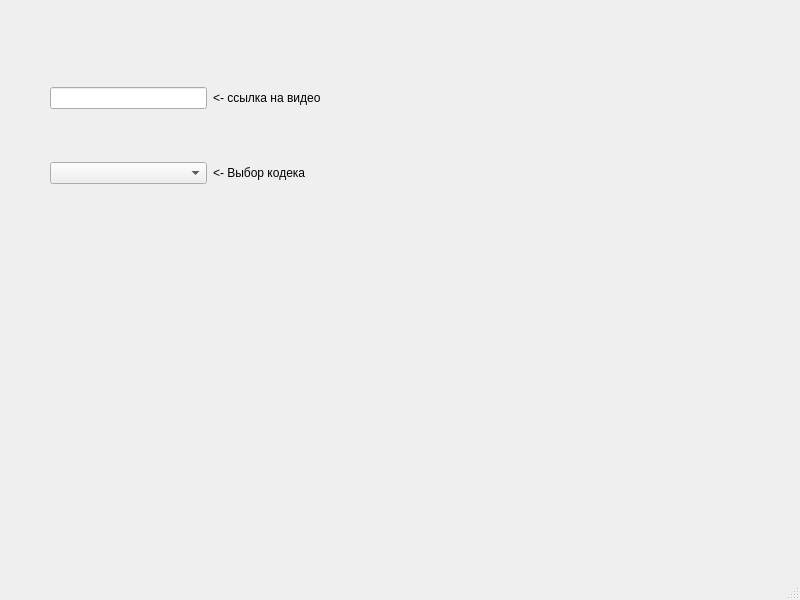
This is downloader.ui in kirka00/simple_downloader as Qt 5 draws it before an edit. The edited form follows.
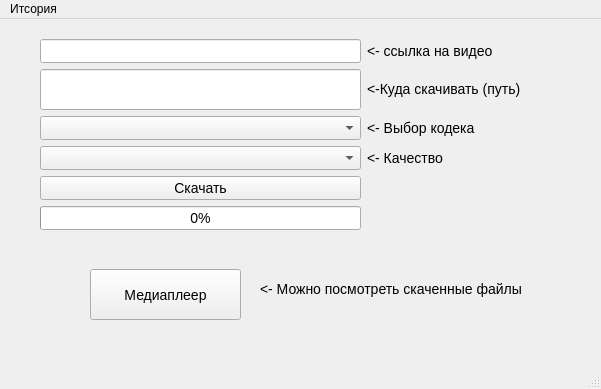
This is the edited form.

Diff of the .ui file:
```diff
--- a/downloader.ui
+++ b/downloader.ui
@@ -6,24 +6,74 @@
    <rect>
     <x>0</x>
     <y>0</y>
-    <width>800</width>
-    <height>600</height>
+    <width>601</width>
+    <height>389</height>
    </rect>
   </property>
   <property name="windowTitle">
    <string>MainWindow</string>
   </property>
+  <property name="styleSheet">
+   <string notr="true"/>
+  </property>
   <widget class="QWidget" name="centralwidget">
+   <property name="sizePolicy">
+    <sizepolicy hsizetype="Preferred" vsizetype="Preferred">
+     <horstretch>0</horstretch>
+     <verstretch>0</verstretch>
+    </sizepolicy>
+   </property>
+   <property name="styleSheet">
+    <string notr="true">font-size: 14px</string>
+   </property>
    <widget class="QWidget" name="gridLayoutWidget">
     <property name="geometry">
      <rect>
-      <x>50</x>
-      <y>40</y>
-      <width>271</width>
+      <x>40</x>
+      <y>20</y>
+      <width>481</width>
       <height>191</height>
      </rect>
     </property>
     <layout class="QGridLayout" name="gridLayout">
+     <item row="2" column="1">
+      <widget class="QLabel" name="label_2">
+       <property name="text">
+        <string>&lt;- Выбор кодека</string>
+       </property>
+      </widget>
+     </item>
+     <item row="0" column="0">
+      <widget class="QLineEdit" name="link"/>
+     </item>
+     <item row="4" column="0">
+      <widget class="QPushButton" name="down_btn">
+       <property name="text">
+        <string>Скачать</string>
+       </property>
+      </widget>
+     </item>
+     <item row="5" column="0">
+      <widget class="QProgressBar" name="progressBar">
+       <property name="value">
+        <number>0</number>
+       </property>
+      </widget>
+     </item>
+     <item row="5" column="1">
+      <widget class="QLabel" name="answer">
+       <property name="text">
+        <string/>
+       </property>
+      </widget>
+     </item>
+     <item row="1" column="1">
+      <widget class="QLabel" name="label_4">
+       <property name="text">
+        <string>&lt;-Куда скачивать (путь)</string>
+       </property>
+      </widget>
+     </item>
      <item row="0" column="1">
       <widget class="QLabel" name="label">
        <property name="text">
@@ -31,31 +81,74 @@
        </property>
       </widget>
      </item>
+     <item row="3" column="1">
+      <widget class="QLabel" name="label_3">
+       <property name="text">
+        <string>&lt;- Качество</string>
+       </property>
+      </widget>
+     </item>
      <item row="1" column="0">
-      <widget class="QComboBox" name="comboBox"/>
-     </item>
-     <item row="1" column="1">
-      <widget class="QLabel" name="label_2">
-       <property name="text">
-        <string>&lt;- Выбор кодека</string>
+      <widget class="QLineEdit" name="path">
+       <property name="sizePolicy">
+        <sizepolicy hsizetype="Preferred" vsizetype="Preferred">
+         <horstretch>0</horstretch>
+         <verstretch>0</verstretch>
+        </sizepolicy>
        </property>
       </widget>
      </item>
-     <item row="0" column="0">
-      <widget class="QLineEdit" name="lineEdit"/>
+     <item row="3" column="0">
+      <widget class="QComboBox" name="quality"/>
+     </item>
+     <item row="2" column="0">
+      <widget class="QComboBox" name="codec"/>
      </item>
     </layout>
    </widget>
+   <widget class="QPushButton" name="play_btn">
+    <property name="geometry">
+     <rect>
+      <x>90</x>
+      <y>250</y>
+      <width>151</width>
+      <height>51</height>
+     </rect>
+    </property>
+    <property name="text">
+     <string>Медиаплеер</string>
+    </property>
+   </widget>
+   <widget class="QLabel" name="play_text">
+    <property name="geometry">
+     <rect>
+      <x>260</x>
+      <y>240</y>
+      <width>311</width>
+      <height>61</height>
+     </rect>
+    </property>
+    <property name="text">
+     <string>&lt;- Можно посмотреть скаченные файлы</string>
+    </property>
+   </widget>
   </widget>
   <widget class="QMenuBar" name="menubar">
    <property name="geometry">
     <rect>
      <x>0</x>
      <y>0</y>
-     <width>800</width>
+     <width>601</width>
      <height>26</height>
     </rect>
    </property>
+   <widget class="QMenu" name="menu">
+    <property name="title">
+     <string>Итсория</string>
+    </property>
+    <addaction name="history_downloads"/>
+   </widget>
+   <addaction name="menu"/>
   </widget>
   <widget class="QStatusBar" name="statusbar"/>
  </widget>
```
Left out of the diff: 5 changed lines with no effect on the pictures.
